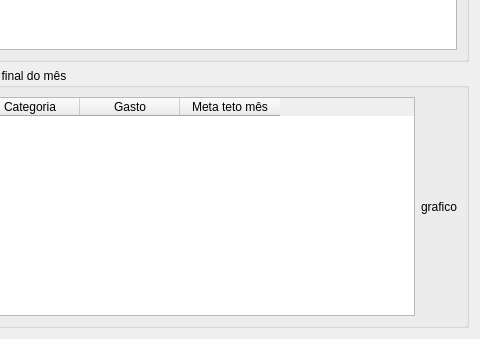
First picture: the form in forms/spentInMonthEditor.ui, repository gusttav-lang/Financial-Controller, before the edit; both pictures show x 642 to 1122 and y 507 to 846 of the 1122 by 846 pixel window.
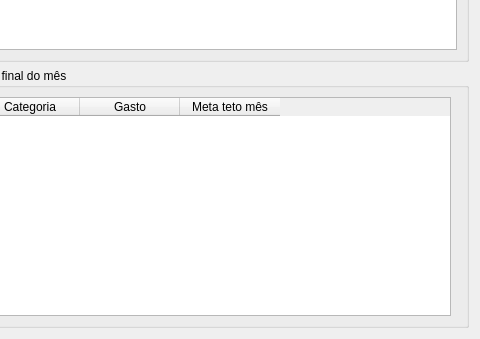
Second picture: the form after the edit.

Patch:
```diff
--- a/forms/spentInMonthEditor.ui
+++ b/forms/spentInMonthEditor.ui
@@ -144,6 +144,9 @@
       <string>Soma final do mês</string>
      </property>
      <layout class="QGridLayout" name="gridLayout_5">
+      <item row="0" column="1">
+       <widget class="QWidget" name="widget_chart" native="true"/>
+      </item>
       <item row="0" column="0">
        <widget class="QTableWidget" name="tableWidget_sum">
         <column>
@@ -163,13 +166,6 @@
         </column>
        </widget>
       </item>
-      <item row="0" column="1">
-       <widget class="QLabel" name="label_2">
-        <property name="text">
-         <string>grafico</string>
-        </property>
-       </widget>
-      </item>
      </layout>
     </widget>
    </item>
```
